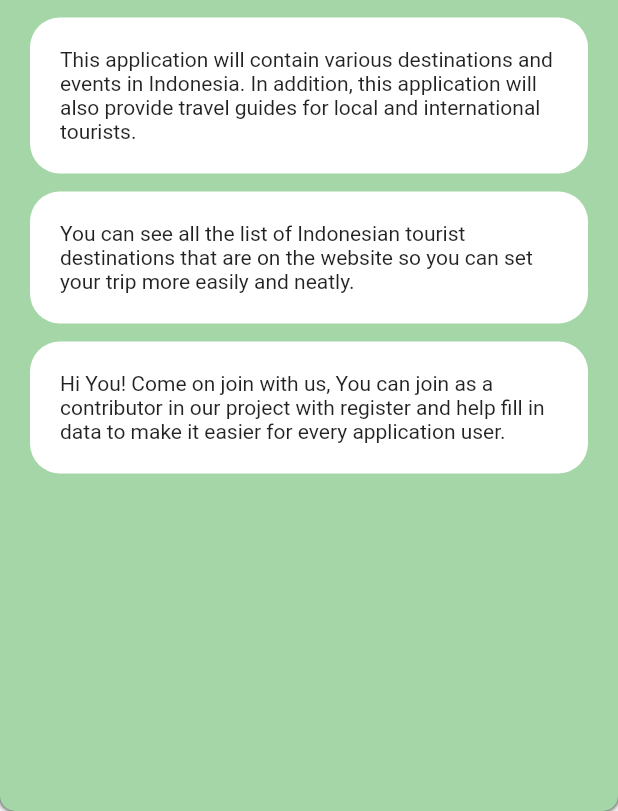
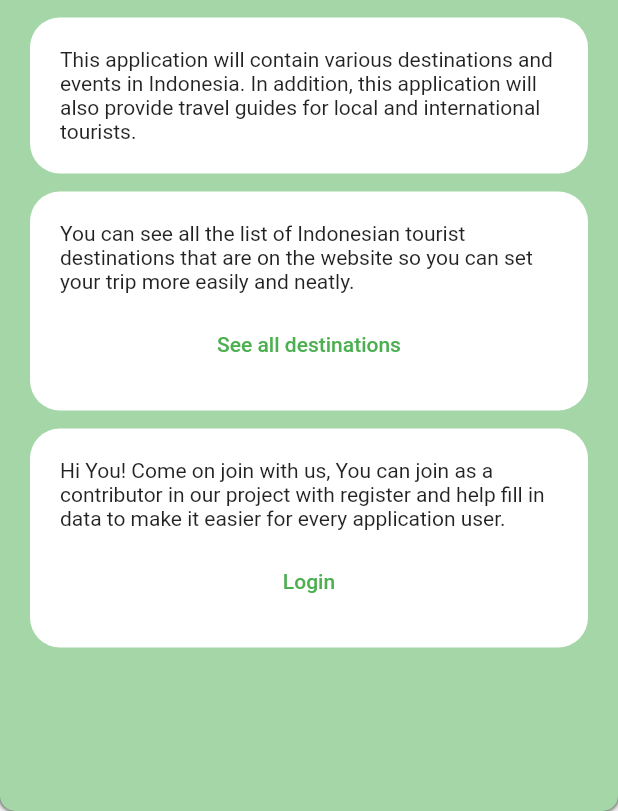
Before and after one commit to eugeniusms/wisata-nusantara-mobile, a Flutter app: the screen it shows after launch, on a phone screen of 412 x 824 dp, the part 425-1236 px from its top. Run offline on Flutter 3.47's test engine with Material 2 defaults, Android fonts, the phone set to English and light mode, and no system bars; missing offline and left inert: pbp_django_auth.

Commit message:
🔧 Add Login Section on Dashboard

```diff
--- a/lib/apps/dashboard/Dashboard.dart
+++ b/lib/apps/dashboard/Dashboard.dart
@@ -1,6 +1,8 @@
 // All
 import 'package:flutter/material.dart';
 import 'package:wisata_nusantara_mobile/components/Drawer.dart';
+import 'package:wisata_nusantara_mobile/apps/daftar_destinasi/pages/DaftarDestinasi.dart';
+import 'package:wisata_nusantara_mobile/apps/authentication/pages/LoginPage.dart';
 
 class Dashboard extends StatelessWidget {
   const Dashboard({super.key, required this.title});
@@ -79,9 +81,23 @@ class Dashboard extends StatelessWidget {
                       decoration: BoxDecoration(
                           color: Colors.white,
                           borderRadius: BorderRadius.circular(20)),
-                      child: Text(
+                      child: Column(children: [
+                        Text(
                           "You can see all the list of Indonesian tourist destinations that are on the website so you can set your trip more easily and neatly.",
                         ),
+                        SizedBox(height: 10),
+                        TextButton(
+                          onPressed: () {
+                            Navigator.pushReplacement(
+                              context,
+                              MaterialPageRoute(
+                                  builder: (context) =>
+                                      const DaftarDestinasi()),
+                            );
+                          },
+                          child: Text('See all destinations'),
+                        )
+                      ]),
                     ),
                     Container(
                       margin: const EdgeInsets.symmetric(
@@ -90,8 +106,25 @@ class Dashboard extends StatelessWidget {
                       decoration: BoxDecoration(
                           color: Colors.white,
                           borderRadius: BorderRadius.circular(20)),
-                        child: Text(
-                            "Hi You! Come on join with us, You can join as a contributor in our project with register and help fill in data to make it easier for every application user.")),
+                      child: Column(children: [
+                        Text(
+                          "Hi You! Come on join with us, You can join as a contributor in our project with register and help fill in data to make it easier for every application user.",
+                        ),
+                        SizedBox(height: 10),
+                        TextButton(
+                          onPressed: () {
+                            Navigator.pushReplacement(
+                              context,
+                              MaterialPageRoute(
+                                  builder: (context) =>
+                                      const LoginPage(title: "Login")),
+                            );
+                          },
+                          child: Text('Login'),
+                        )
+                      ]),
+                    ),
+
                   ],
                 ),
               ],
```
Lines whose indentation alone changed are shown as unchanged.
